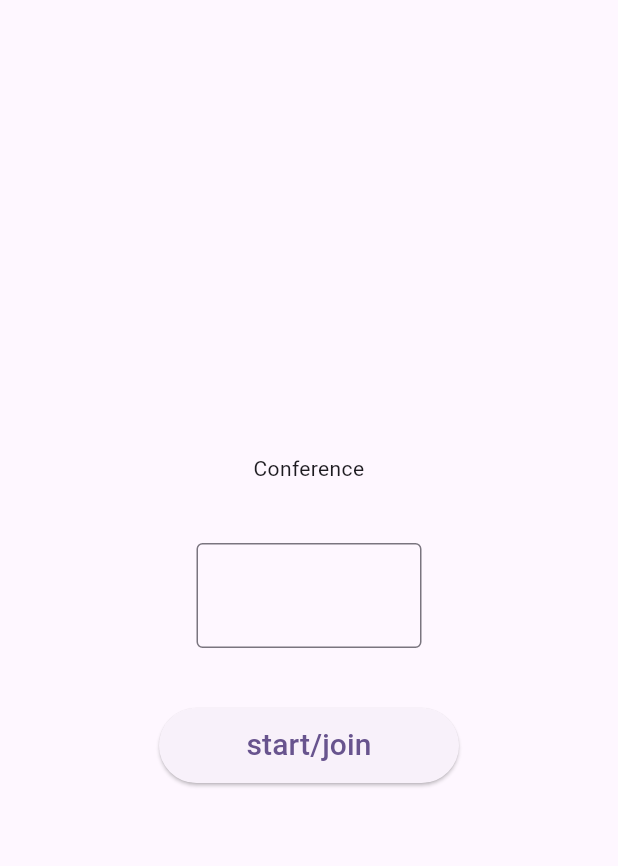
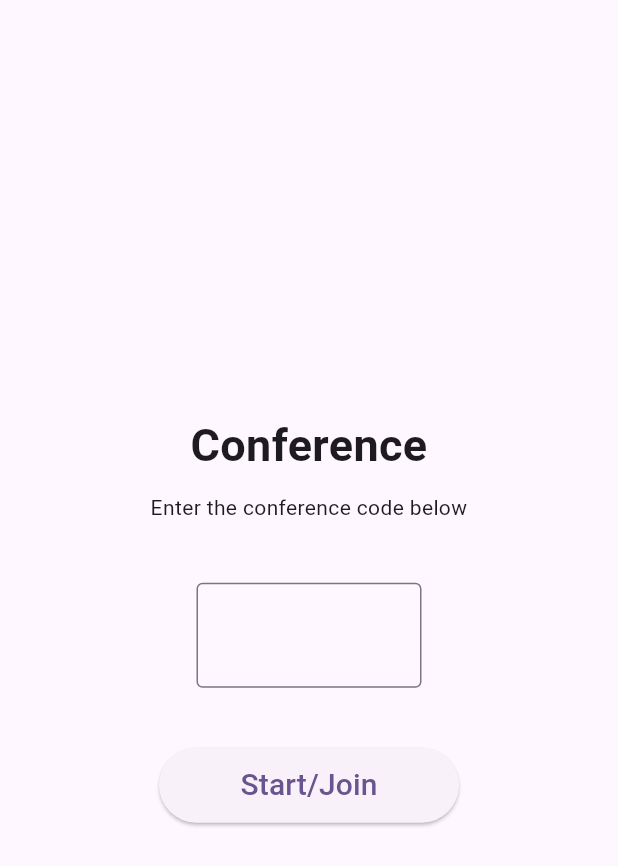
Before and after one commit to parjanya-rajput/Hackout-23-Edusakha, a Flutter app: the LoginScreen screen opened by its route, on a phone screen of 412 x 824 dp. Shown: the top 866 px of the screen. Run offline on Flutter 3.47's test engine with Material 2 defaults, Android fonts, the phone set to English and light mode, and no system bars; our stand-ins replace cloud_firestore, firebase_auth, firebase_core, velocity_x; missing offline and left inert: zego_uikit_prebuilt_video_conference; accounts and stored records are empty.

Commit message:
Update videoLogIn.dart

```diff
--- a/lib/view/videoLogIn.dart
+++ b/lib/view/videoLogIn.dart
@@ -29,6 +29,11 @@ class _LoginScreenState extends State<LoginScreen> {
                   child: Column(
                     children: [
                       const Text('Conference',
+                        style: TextStyle(fontWeight: FontWeight.bold, fontSize: 30.0),
+                        textAlign: TextAlign.center,
+                      ),
+                      const SizedBox(height: 10,),
+                      const Text('Enter the conference code below',
                         textAlign: TextAlign.center,
                       ),
                       const SizedBox(height: 40,),
@@ -53,7 +58,7 @@ class _LoginScreenState extends State<LoginScreen> {
                             Navigator.push(context, MaterialPageRoute(builder: (context) => VideoConferencePage(conferenceID: conferenceId.text)));
                           },
                           child: const Text(
-                            'start/join',
+                            'Start/Join',
                             style: TextStyle(fontSize: 20),
                           ),
                         ),
```
